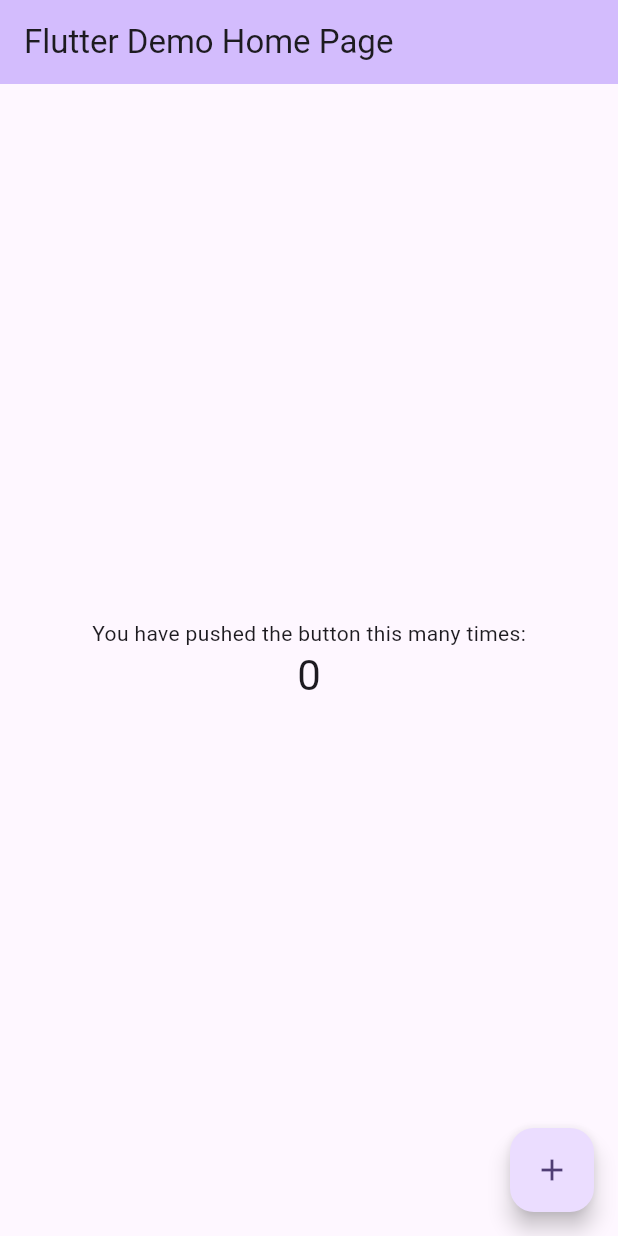
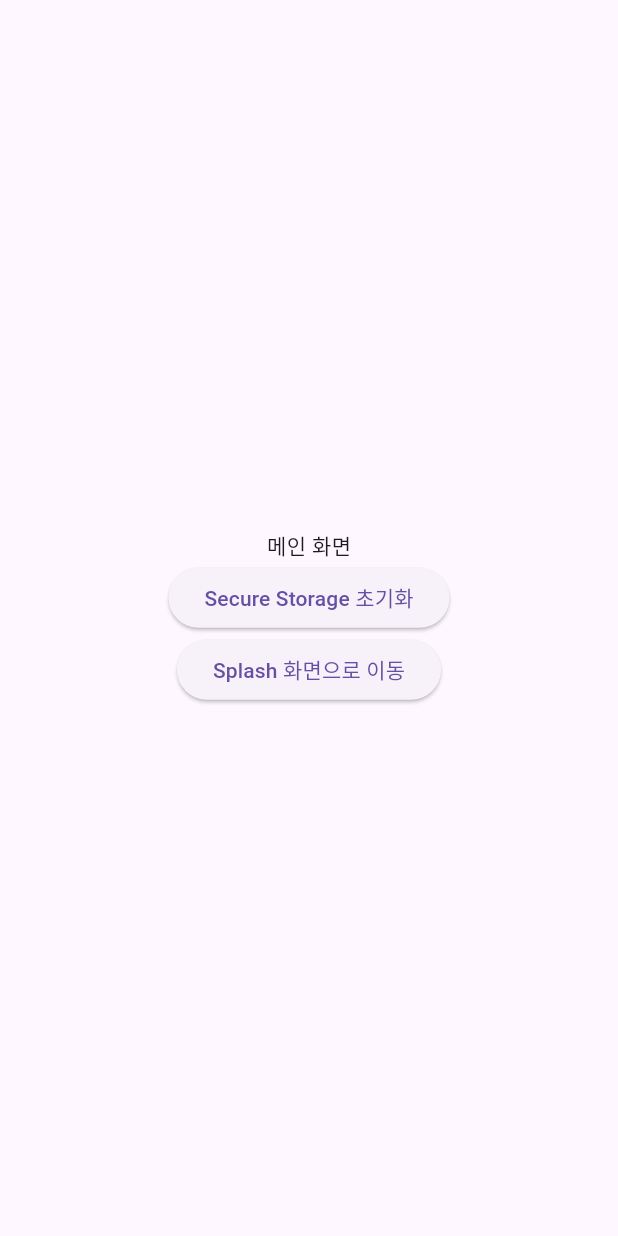
Before and after one commit to Dayeong-dev/bnk_reframe, a Flutter app: the screen it shows after launch, on a phone screen of 412 x 824 dp. Run offline on Flutter 3.47's test engine with Material 3 defaults, Android fonts, the phone set to English and light mode, and no system bars; our stand-ins replace flutter_secure_storage, local_auth.

Commit message:
feat: Page 세팅

```diff
--- /dev/null
+++ b/lib/constants/api_constants.dart
@@ -0,0 +1,3 @@
+const String baseUrl = 'http://192.168.100.155';
+const String port = "8090";
+const String apiBaseUrl = '$baseUrl:$port'; // 최종 URL 조합
--- a/lib/main.dart
+++ b/lib/main.dart
@@ -1,4 +1,8 @@
 import 'package:flutter/material.dart';
+import 'package:reframe/pages/auth/join_page.dart';
+import 'package:reframe/pages/auth/login_page.dart';
+import 'package:reframe/pages/auth/splash_page.dart';
+import 'package:reframe/pages/home_page.dart';
 
 void main() {
   runApp(const MyApp());
@@ -7,116 +11,17 @@ void main() {
 class MyApp extends StatelessWidget {
   const MyApp({super.key});
 
-  // This widget is the root of your application.
   @override
   Widget build(BuildContext context) {
     return MaterialApp(
-      title: 'Flutter Demo',
-      theme: ThemeData(
-        // This is the theme of your application.
-        //
-        // TRY THIS: Try running your application with "flutter run". You'll see
-        // the application has a purple toolbar. Then, without quitting the app,
-        // try changing the seedColor in the colorScheme below to Colors.green
-        // and then invoke "hot reload" (save your changes or press the "hot
-        // reload" button in a Flutter-supported IDE, or press "r" if you used
-        // the command line to start the app).
-        //
-        // Notice that the counter didn't reset back to zero; the application
-        // state is not lost during the reload. To reset the state, use hot
-        // restart instead.
-        //
-        // This works for code too, not just values: Most code changes can be
-        // tested with just a hot reload.
-        colorScheme: ColorScheme.fromSeed(seedColor: Colors.deepPurple),
-      ),
-      home: const MyHomePage(title: 'Flutter Demo Home Page'),
+      title: "BNK 부산은행",
+      debugShowCheckedModeBanner: false,
+      home: SplashPage(),
+      routes: {
+        "/home": (context) => const HomePage(),
+        "/join": (context) => const JoinPage(),
+        "/login": (context) => const LoginPage(),
+      },
     );
   }
 }
-
-class MyHomePage extends StatefulWidget {
-  const MyHomePage({super.key, required this.title});
-
-  // This widget is the home page of your application. It is stateful, meaning
-  // that it has a State object (defined below) that contains fields that affect
-  // how it looks.
-
-  // This class is the configuration for the state. It holds the values (in this
-  // case the title) provided by the parent (in this case the App widget) and
-  // used by the build method of the State. Fields in a Widget subclass are
-  // always marked "final".
-
-  final String title;
-
-  @override
-  State<MyHomePage> createState() => _MyHomePageState();
-}
-
-class _MyHomePageState extends State<MyHomePage> {
-  int _counter = 0;
-
-  void _incrementCounter() {
-    setState(() {
-      // This call to setState tells the Flutter framework that something has
-      // changed in this State, which causes it to rerun the build method below
-      // so that the display can reflect the updated values. If we changed
-      // _counter without calling setState(), then the build method would not be
-      // called again, and so nothing would appear to happen.
-      _counter++;
-    });
-  }
-
-  @override
-  Widget build(BuildContext context) {
-    // This method is rerun every time setState is called, for instance as done
-    // by the _incrementCounter method above.
-    //
-    // The Flutter framework has been optimized to make rerunning build methods
-    // fast, so that you can just rebuild anything that needs updating rather
-    // than having to individually change instances of widgets.
-    return Scaffold(
-      appBar: AppBar(
-        // TRY THIS: Try changing the color here to a specific color (to
-        // Colors.amber, perhaps?) and trigger a hot reload to see the AppBar
-        // change color while the other colors stay the same.
-        backgroundColor: Theme.of(context).colorScheme.inversePrimary,
-        // Here we take the value from the MyHomePage object that was created by
-        // the App.build method, and use it to set our appbar title.
-        title: Text(widget.title),
-      ),
-      body: Center(
-        // Center is a layout widget. It takes a single child and positions it
-        // in the middle of the parent.
-        child: Column(
-          // Column is also a layout widget. It takes a list of children and
-          // arranges them vertically. By default, it sizes itself to fit its
-          // children horizontally, and tries to be as tall as its parent.
-          //
-          // Column has various properties to control how it sizes itself and
-          // how it positions its children. Here we use mainAxisAlignment to
-          // center the children vertically; the main axis here is the vertical
-          // axis because Columns are vertical (the cross axis would be
-          // horizontal).
-          //
-          // TRY THIS: Invoke "debug painting" (choose the "Toggle Debug Paint"
-          // action in the IDE, or press "p" in the console), to see the
-          // wireframe for each widget.
-          mainAxisAlignment: MainAxisAlignment.center,
-          children: <Widget>[
-            const Text('You have pushed the button this many times:'),
-            Text(
-              '$_counter',
-              style: Theme.of(context).textTheme.headlineMedium,
-            ),
-          ],
-        ),
-      ),
-      floatingActionButton: FloatingActionButton(
-        onPressed: _incrementCounter,
-        tooltip: 'Increment',
-        child: const Icon(Icons.add),
-      ), // This trailing comma makes auto-formatting nicer for build methods.
-    );
-  }
-}
--- /dev/null
+++ b/lib/pages/home_page.dart
@@ -0,0 +1,110 @@
+import 'package:flutter/material.dart';
+import 'package:flutter_secure_storage/flutter_secure_storage.dart';
+import 'package:local_auth/local_auth.dart';
+
+import 'auth/splash_page.dart';
+
+class HomePage extends StatefulWidget {
+  const HomePage({super.key});
+
+  @override
+  State<HomePage> createState() => _HomePageState();
+}
+
+class _HomePageState extends State<HomePage> {
+  final _secureStorage = FlutterSecureStorage();
+  final _auth = LocalAuthentication();
+
+  @override
+  void initState() {
+    super.initState();
+    WidgetsBinding.instance.addPostFrameCallback((_) {
+      _checkBiometricSupport();
+    });
+  }
+
+  Future<void> _checkBiometricSupport() async {
+    final canCheckBiometrics = await _auth.canCheckBiometrics;
+    final isSupported = await _auth.isDeviceSupported();
+    final available = await _auth.getAvailableBiometrics();
+    final alreadyEnabled = await _secureStorage.read(key: 'biometricEnabled');
+
+    if (canCheckBiometrics &&
+        isSupported &&
+        available.isNotEmpty &&
+        alreadyEnabled == null) {
+      _showBiometricRegisterDialog();
+    }
+  }
+
+  void _showBiometricRegisterDialog() {
+    showDialog(
+      context: context,
+      builder: (context) => AlertDialog(
+        title: const Text("생체 인증 등록"),
+        content: const Text("다음 로그인부터 생체 인증을 사용하시겠습니까?"),
+        actions: [
+          TextButton(
+            onPressed: () {
+              Navigator.pop(context);
+            },
+            child: const Text("아니요"),
+          ),
+          TextButton(
+            onPressed: () async {
+              Navigator.pop(context);
+              final didAuthenticate = await _auth.authenticate(
+                localizedReason: "생체 인증 등록",
+              );
+              if (!mounted) return;
+              if (didAuthenticate) {
+                await _secureStorage.write(key: 'biometricEnabled', value: 'true');
+                if (!mounted) return;
+
+                ScaffoldMessenger.of(context).showSnackBar(
+                  const SnackBar(content: Text("생체 인증이 등록되었습니다.")),
+                );
+              }
+            },
+            child: const Text("네"),
+          ),
+        ],
+      ),
+    );
+  }
+
+  Future<void> _initSecureStorage() async {
+    await _secureStorage.deleteAll();
+    ScaffoldMessenger.of(context).showSnackBar(
+        const SnackBar(content: Text("Secure Storage를 지웠습니다."))
+    );
+  }
+
+  @override
+  Widget build(BuildContext context) {
+    return Scaffold(
+      body: Center(
+        child: Column(
+          mainAxisAlignment: MainAxisAlignment.center,
+          crossAxisAlignment: CrossAxisAlignment.center,
+          children: [
+            Text("메인 화면"),
+            ElevatedButton(
+                onPressed: _initSecureStorage,
+                child: Text("Secure Storage 초기화")
+            ),
+            ElevatedButton(
+                onPressed: () {
+                  Navigator.pushReplacement(
+                      context,
+                      MaterialPageRoute(builder: (context) => SplashPage())
+                  );
+                },
+                child: Text("Splash 화면으로 이동")
+            ),
+          ],
+        ),
+      ),
+    );
+  }
+}
--- a/pubspec.yaml
+++ b/pubspec.yaml
@@ -34,6 +34,9 @@ dependencies:
   # The following adds the Cupertino Icons font to your application.
   # Use with the CupertinoIcons class for iOS style icons.
   cupertino_icons: ^1.0.8
+  local_auth: ^2.3.0    # 생체 인증 패키지
+  flutter_secure_storage: ^9.2.4    # Secure Storage 접근 패키지(OS별 암호화된 시스템 보안 공간에 저장)
+  http: ^1.4.0
 
 dev_dependencies:
   flutter_test:
```
Also changed, not shown: lib/pages/auth/join_page.dart (added, +15 -0 lines), lib/pages/auth/login_page.dart (added, +136 -0 lines), lib/pages/auth/splash_page.dart (added, +53 -0 lines), 8 other files.
